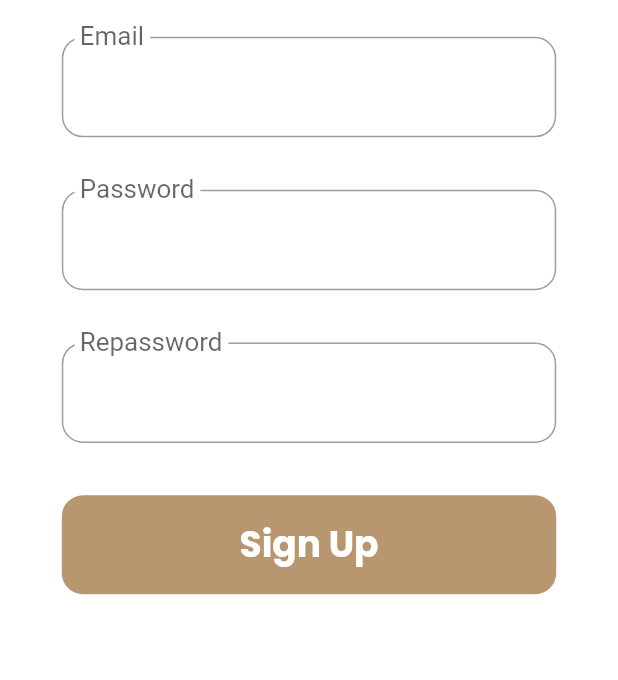
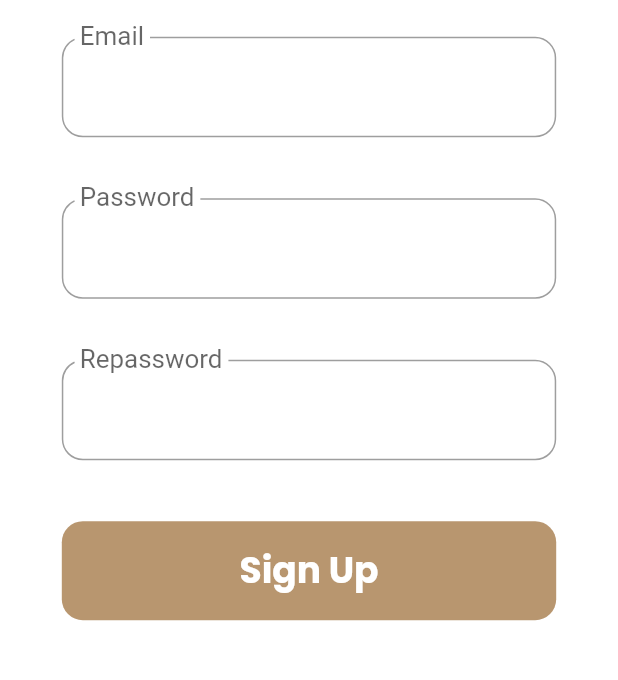
Before and after one commit to DoodleBears/paclub, a Flutter app: the RegisterAccountPage screen opened by its route, on a phone screen of 412 x 824 dp, the part 286-966 px from its top. Run offline on Flutter 3.47's test engine with Material 2 defaults, Android fonts, the light colour scheme and no system bars; drawn by our look-alikes of pull_to_refresh; our stand-ins replace cached_network_image, cloud_firestore, connectivity_plus, firebase_auth, firebase_core, firebase_storage and 9 more; missing offline and left inert: flutter_app_badger; accounts and stored records are empty.

Commit message:
fix: 修复注册页面error提示导致输入框显示不全的bug

```diff
--- a/lib/frontend/views/auth/register/account/register_account_body.dart
+++ b/lib/frontend/views/auth/register/account/register_account_body.dart
@@ -13,7 +13,7 @@ const int countdownTime = 60;
 
 class RegisterAccountBody extends GetView<RegisterAccountController> {
   final AuthEmailController authController = Get.find();
-  final double inputFieldHeight = Get.height * 0.1;
+  final double inputFieldHeight = Get.height * 0.107;
   @override
   Widget build(BuildContext context) {
     return Container(
```
